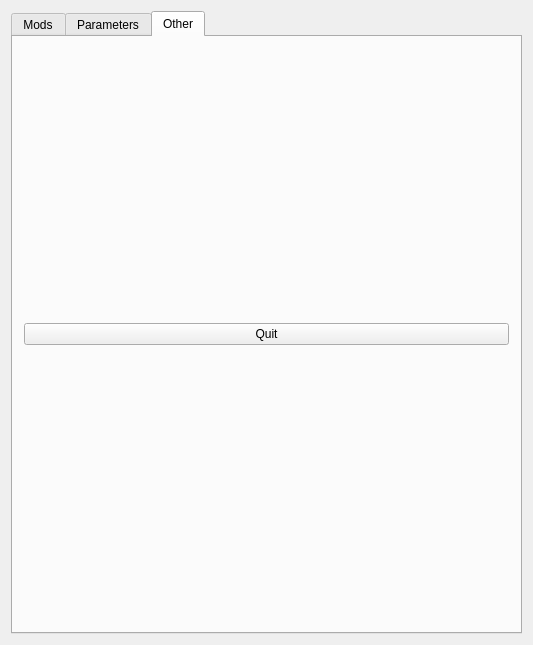
Above: src/arma3-unix-launcher/mainwindow.ui from muttleyxd/arma3-unix-launcher before the change. Below: the same form after it.
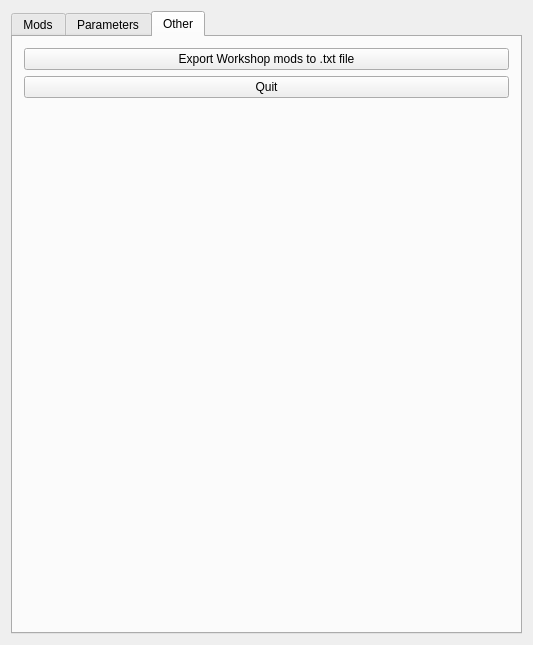
That is the form after the change. The open tabs and pages were chosen to show the change. Icons and pictures are not drawn.

Commit message: mainwindow: add "Export workshop mods to .txt file"

What changed in the file:
```diff
--- a/src/arma3-unix-launcher/mainwindow.ui
+++ b/src/arma3-unix-launcher/mainwindow.ui
@@ -621,11 +621,35 @@
          </attribute>
          <layout class="QVBoxLayout" name="verticalLayout">
           <item>
+           <layout class="QVBoxLayout" name="verticalLayout_3">
+            <item>
+             <widget class="QPushButton" name="button_export_workshop_to_txt">
+              <property name="text">
+               <string>Export Workshop mods to .txt file</string>
+              </property>
+             </widget>
+            </item>
+            <item>
            <widget class="QPushButton" name="button_quit">
             <property name="text">
              <string>Quit</string>
             </property>
            </widget>
+            </item>
+            <item>
+             <spacer name="verticalSpacer_4">
+              <property name="orientation">
+               <enum>Qt::Vertical</enum>
+              </property>
+              <property name="sizeHint" stdset="0">
+               <size>
+                <width>20</width>
+                <height>40</height>
+               </size>
+              </property>
+             </spacer>
+            </item>
+           </layout>
           </item>
          </layout>
         </widget>
```
Lines whose indentation alone changed are shown as unchanged. The commit also changes 2 other files.
